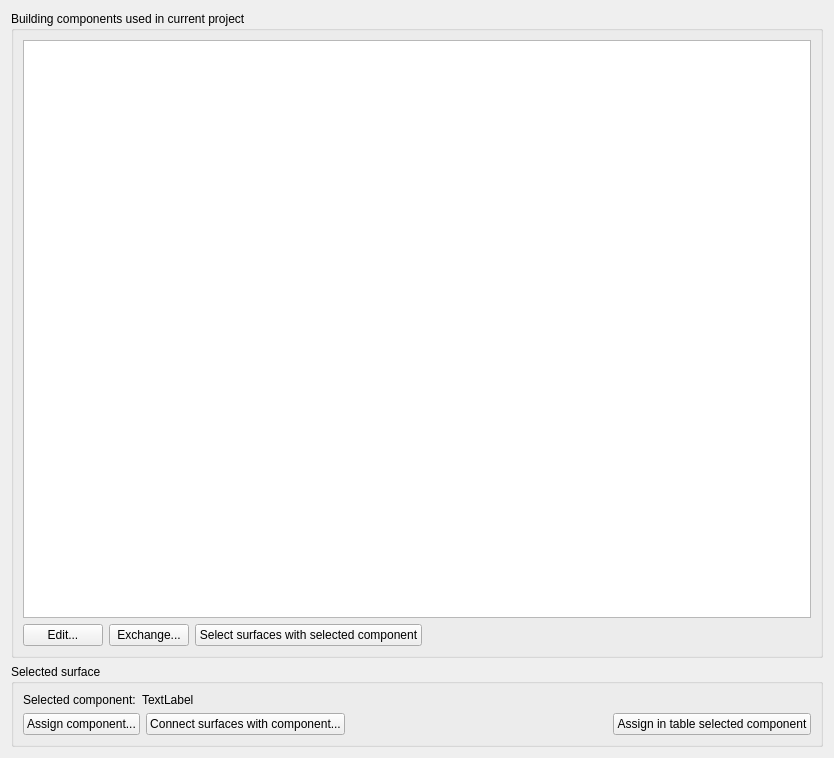
Above: SIM-VICUS/src/SVPropBuildingComponentsWidget.ui from ghorwin/SIM-VICUS before the change. Below: the same form after it.
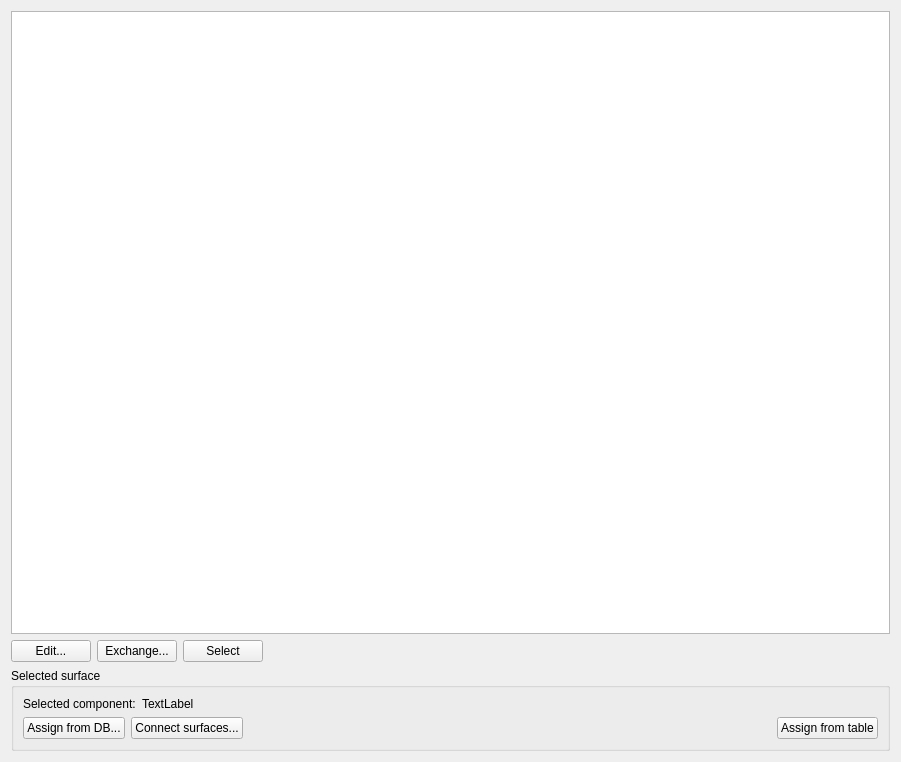
That is the form after the change.

Commit message: Updated Building property widgets

The edit to the form file:
```diff
--- a/SIM-VICUS/src/SVPropBuildingComponentsWidget.ui
+++ b/SIM-VICUS/src/SVPropBuildingComponentsWidget.ui
@@ -6,20 +6,17 @@
    <rect>
     <x>0</x>
     <y>0</y>
-    <width>834</width>
-    <height>758</height>
+    <width>901</width>
+    <height>762</height>
    </rect>
   </property>
   <property name="windowTitle">
    <string>Form</string>
   </property>
-  <layout class="QVBoxLayout" name="verticalLayout">
-   <item>
-    <widget class="QGroupBox" name="groupBox">
-     <property name="title">
-      <string>Building components used in current project</string>
-     </property>
-     <layout class="QGridLayout" name="gridLayout">
+  <layout class="QGridLayout" name="mainGridLayout">
+   <item row="0" column="0" colspan="4">
+    <widget class="QTableWidget" name="tableWidgetComponents"/>
+   </item>
       <item row="1" column="0">
        <widget class="QPushButton" name="pushButtonEditComponents">
         <property name="text">
@@ -43,36 +40,30 @@
         </property>
        </widget>
       </item>
-      <item row="0" column="0" colspan="4">
-       <widget class="QTableWidget" name="tableWidgetComponents"/>
-      </item>
-      <item row="1" column="3">
-       <spacer name="horizontalSpacer">
-        <property name="orientation">
-         <enum>Qt::Horizontal</enum>
-        </property>
-        <property name="sizeHint" stdset="0">
-         <size>
-          <width>280</width>
-          <height>20</height>
-         </size>
-        </property>
-       </spacer>
-      </item>
       <item row="1" column="2">
        <widget class="QPushButton" name="pushButtonSelectObjectsWithComponent">
         <property name="toolTip">
          <string>Selects all objects/surfaces which are associated with the selected component.</string>
         </property>
         <property name="text">
-         <string>Select surfaces with selected component</string>
+      <string>Select</string>
         </property>
        </widget>
       </item>
-     </layout>
-    </widget>
+   <item row="1" column="3">
+    <spacer name="horizontalSpacer">
+     <property name="orientation">
+      <enum>Qt::Horizontal</enum>
+     </property>
+     <property name="sizeHint" stdset="0">
+      <size>
+       <width>617</width>
+       <height>20</height>
+      </size>
+     </property>
+    </spacer>
    </item>
-   <item>
+   <item row="2" column="0" colspan="4">
     <widget class="QGroupBox" name="groupBoxSelectedComponent">
      <property name="title">
       <string>Selected surface</string>
@@ -90,7 +81,7 @@
         <item>
          <widget class="QPushButton" name="pushButtonAssignComponent">
           <property name="text">
-           <string>Assign component...</string>
+           <string>Assign from DB...</string>
           </property>
           <property name="iconSize">
            <size>
@@ -103,7 +94,7 @@
         <item>
          <widget class="QPushButton" name="pushButtonAssignInsideComponent">
           <property name="text">
-           <string>Connect surfaces with component...</string>
+           <string>Connect surfaces...</string>
           </property>
          </widget>
         </item>
@@ -126,7 +117,7 @@
            <string>Assign the component selected in the table above to all currently selected surfaces.</string>
           </property>
           <property name="text">
-           <string>Assign in table selected component</string>
+           <string>Assign from table</string>
           </property>
          </widget>
         </item>
```
Lines whose indentation alone changed are shown as unchanged. The commit also changes 16 other files.
